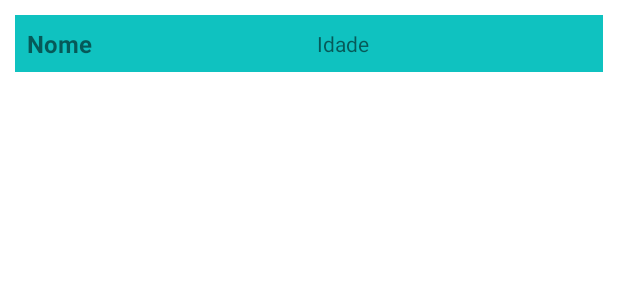
After one commit to murillocas/ifaula, an Android app: the layout item_usuario.xml on its own in the app's theme, with its tools: preview values and no code run, on a phone screen of 412 x 824 dp. The commit adds this screen. Shown: the top 300 px of the screen. Run offline under Robolectric (Android 15) with nearby library versions, the phone set to English and light mode, and no system bars.

Commit message:
Alteração/adição RecyclerView

```diff
--- a/app/build.gradle
+++ b/app/build.gradle
@@ -28,7 +28,7 @@ android {
 }
 
 dependencies {
-
+    implementation 'androidx.recyclerview:recyclerview:1.3.0'
     implementation 'androidx.appcompat:appcompat:1.5.0'
     implementation 'com.google.android.material:material:1.6.1'
     implementation 'androidx.constraintlayout:constraintlayout:2.1.4'
--- a/app/src/main/res/layout/activity_main.xml
+++ b/app/src/main/res/layout/activity_main.xml
@@ -5,6 +5,7 @@
     android:layout_width="match_parent"
     android:layout_height="match_parent"
     tools:context=".MainActivity">
+
 
     <Button
         android:id="@+id/btnCadastro"
--- /dev/null
+++ b/app/src/main/res/layout/item_usuario.xml
@@ -0,0 +1,31 @@
+<?xml version="1.0" encoding="utf-8"?>
+<LinearLayout xmlns:android="http://schemas.android.com/apk/res/android"
+    xmlns:app="http://schemas.android.com/apk/res-auto"
+    xmlns:tools="http://schemas.android.com/tools"
+    android:layout_width="match_parent"
+    android:layout_height="wrap_content"
+    android:padding="8dp"
+    android:background="#0FC2C0"
+    android:layout_margin="10dp">
+    <androidx.constraintlayout.widget.ConstraintLayout
+        android:layout_width="378dp"
+        android:layout_height="wrap_content">
+        <TextView
+            android:id="@+id/textViewNome"
+            android:layout_width="wrap_content"
+            android:layout_height="wrap_content"
+            android:text="Nome"
+            android:textSize="16sp"
+            android:textStyle="bold" />
+        <TextView
+            android:id="@+id/textViewIdade"
+            android:layout_width="wrap_content"
+            android:layout_height="wrap_content"
+            android:text="Idade"
+            android:textSize="14sp"
+            app:layout_constraintBottom_toBottomOf="parent"
+            app:layout_constraintEnd_toEndOf="parent"
+            app:layout_constraintStart_toEndOf="@+id/textViewNome"
+            app:layout_constraintTop_toTopOf="@+id/textViewNome" />
+    </androidx.constraintlayout.widget.ConstraintLayout>
+</LinearLayout>
```
Also changed, not shown: app/src/main/java/com/example/primeiroapp/ListaActivity.java (+10 -19 lines), app/src/main/java/com/example/primeiroapp/RecyclerViewGroup/UsuarioAdapter.java (added, +43 -0 lines), app/src/main/java/com/example/primeiroapp/RecyclerViewGroup/UsuarioViewHolder.java (added, +20 -0 lines), app/src/main/res/layout/activity_lista.xml (+5 -6 lines).
